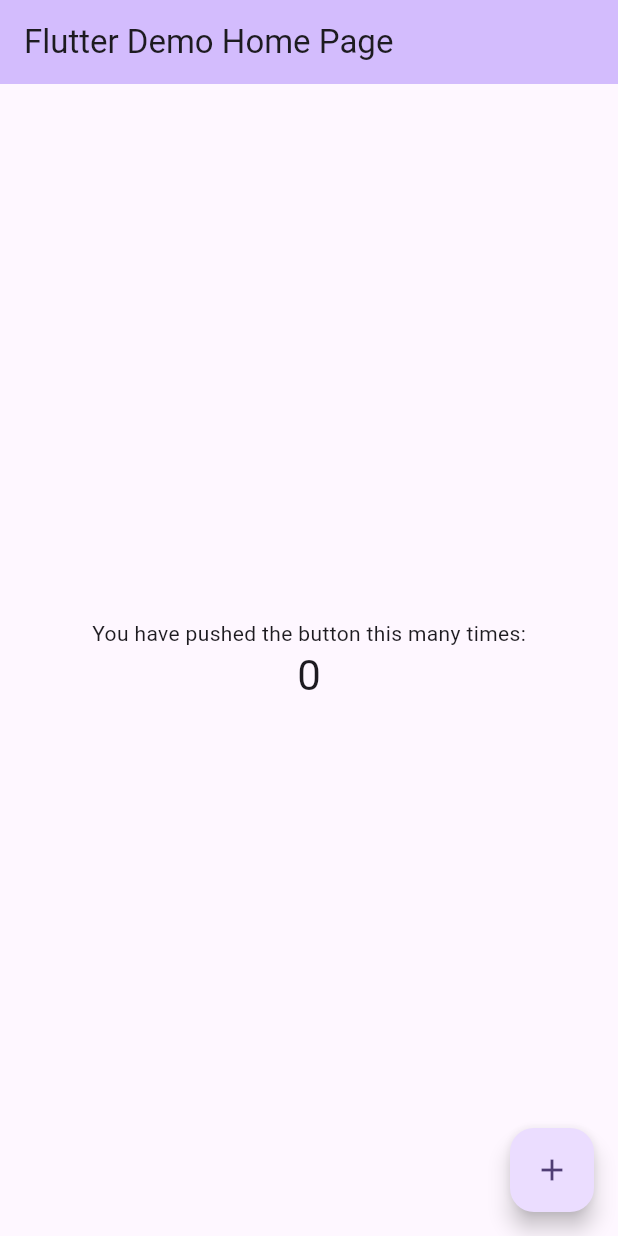
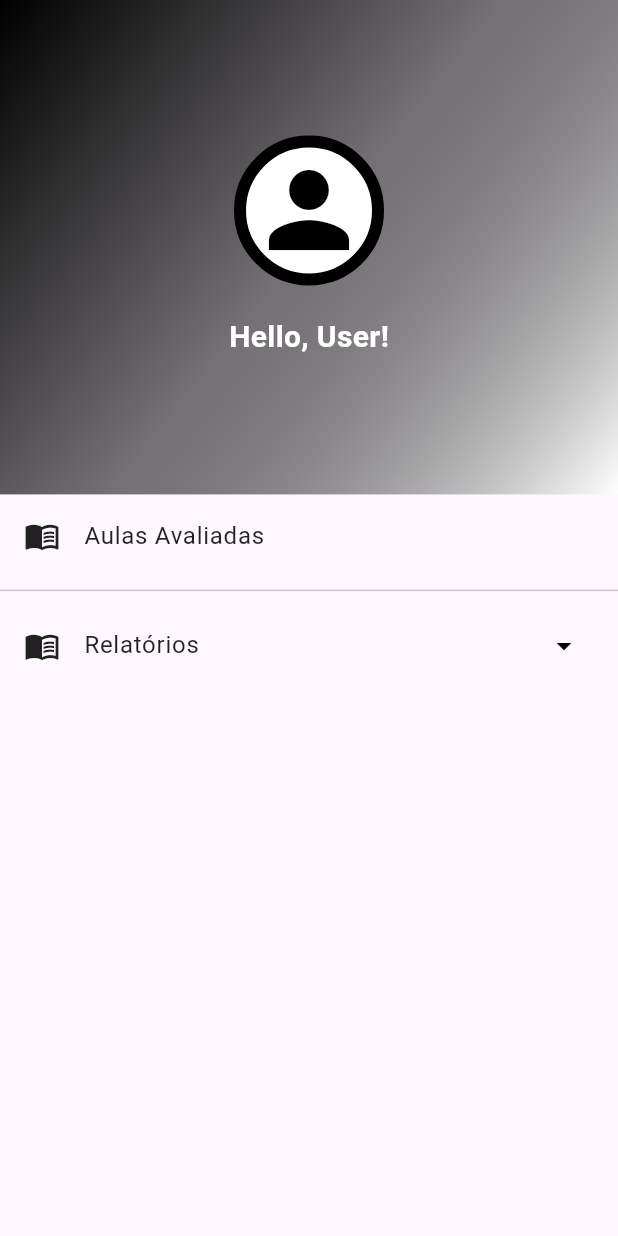
Before and after one commit to thaleslagemann/pgdbapp, a Flutter app: the screen it shows after launch, on a phone screen of 412 x 824 dp. Run offline on Flutter 3.47's test engine with Material 2 defaults, Android fonts, the phone set to English and light mode, and no system bars.

Commit message:
feat: first commit @dev/home-page, create initial home page prototype

```diff
--- /dev/null
+++ b/lib/home-page/home-page.dart
@@ -0,0 +1,146 @@
+// ignore_for_file: avoid_unnecessary_containers, prefer_const_constructors, prefer_const_literals_to_create_immutables
+
+import 'package:flutter/material.dart';
+
+class HomePage extends StatefulWidget {
+  @override
+  HomePageState createState() => HomePageState();
+}
+
+class HomePageState extends State<HomePage> {
+  bool _customTileExpanded = false;
+  @override
+  Widget build(BuildContext context) {
+    return Scaffold(
+        body: SafeArea(
+      child: Stack(children: [
+        Column(
+          mainAxisAlignment: MainAxisAlignment.spaceBetween,
+          mainAxisSize: MainAxisSize.min,
+          children: [
+            Container(
+              decoration: BoxDecoration(
+                gradient: LinearGradient(begin: Alignment.topLeft, end: Alignment.bottomRight, colors: [Colors.black, Colors.black54, Colors.white]),
+              ),
+              height: MediaQuery.of(context).size.height / 2.5 - MediaQuery.of(context).padding.top,
+              child: Row(
+                mainAxisSize: MainAxisSize.max,
+                crossAxisAlignment: CrossAxisAlignment.center,
+                mainAxisAlignment: MainAxisAlignment.center,
+                children: [
+                  Column(
+                    crossAxisAlignment: CrossAxisAlignment.center,
+                    mainAxisAlignment: MainAxisAlignment.center,
+                    children: [
+                      Container(
+                        height: 100,
+                        width: 100,
+                        decoration: BoxDecoration(
+                          border: Border.all(width: 8, color: Colors.black),
+                          borderRadius: BorderRadius.all(Radius.circular(100)),
+                          color: Colors.white,
+                        ),
+                        child: Center(
+                            child: Column(
+                          mainAxisAlignment: MainAxisAlignment.center,
+                          children: [
+                            Icon(
+                              Icons.person,
+                              color: Colors.black,
+                              size: 80,
+                            ),
+                          ],
+                        )),
+                      ),
+                      SizedBox(height: 20),
+                      Center(
+                        child: Text('Hello, User!', style: TextStyle(fontSize: 20, fontWeight: FontWeight.bold, color: Colors.white)),
+                      ),
+                    ],
+                  ),
+                ],
+              ),
+            ),
+            Flexible(
+              child: Row(
+                mainAxisSize: MainAxisSize.max,
+                crossAxisAlignment: CrossAxisAlignment.start,
+                children: [
+                  Expanded(
+                    child: ListView(
+                      shrinkWrap: true,
+                      children: [
+                        ListTile(
+                          leading: Icon(Icons.menu_book, color: Colors.black87),
+                          title: Text('Aulas Avaliadas', style: TextStyle(color: Colors.black87)),
+                        ),
+                        Divider(),
+                        ExpansionTile(
+                          leading: Icon(
+                            Icons.menu_book,
+                            color: Colors.black87,
+                          ),
+                          trailing: Icon(
+                            _customTileExpanded ? Icons.arrow_drop_up : Icons.arrow_drop_down,
+                            color: Colors.black,
+                          ),
+                          iconColor: Colors.black,
+                          textColor: Colors.black,
+                          onExpansionChanged: (value) {
+                            setState(() {
+                              _customTileExpanded = !_customTileExpanded;
+                            });
+                          },
+                          shape: Border.all(width: 0, color: Colors.white),
+                          title: Text('Relatórios', style: TextStyle(color: Colors.black87)),
+                          children: [
+                            Container(
+                                alignment: Alignment.centerLeft,
+                                padding: EdgeInsets.symmetric(horizontal: 40),
+                                child: Column(
+                                  crossAxisAlignment: CrossAxisAlignment.start,
+                                  children: [
+                                    TextButton(
+                                        onPressed: () => {},
+                                        child: Text(
+                                          '> Diários',
+                                          style: TextStyle(fontSize: 16, color: Colors.black54),
+                                          textAlign: TextAlign.start,
+                                        )),
+                                    TextButton(
+                                        onPressed: () => {},
+                                        child: Text(
+                                          '> Semanais',
+                                          style: TextStyle(fontSize: 16, color: Colors.black54),
+                                          textAlign: TextAlign.start,
+                                        )),
+                                    TextButton(
+                                        onPressed: () => {},
+                                        child: Text(
+                                          '> Mensais',
+                                          style: TextStyle(fontSize: 16, color: Colors.black54),
+                                          textAlign: TextAlign.start,
+                                        )),
+                                    TextButton(
+                                        onPressed: () => {},
+                                        child: Text(
+                                          '> Anuais',
+                                          style: TextStyle(fontSize: 16, color: Colors.black54),
+                                          textAlign: TextAlign.start,
+                                        )),
+                                  ],
+                                ))
+                          ],
+                        ),
+                      ],
+                    ),
+                  )
+                ],
+              ),
+            ),
+          ],
+        ),
+      ]),
+    ));
+  }
+}
--- a/lib/main.dart
+++ b/lib/main.dart
@@ -1,4 +1,5 @@
 import 'package:flutter/material.dart';
+import 'home-page/home-page.dart';
 
 void main() {
   runApp(const MyApp());
@@ -13,25 +14,10 @@ class MyApp extends StatelessWidget {
     return MaterialApp(
       title: 'Flutter Demo',
       theme: ThemeData(
-        // This is the theme of your application.
-        //
-        // TRY THIS: Try running your application with "flutter run". You'll see
-        // the application has a blue toolbar. Then, without quitting the app,
-        // try changing the seedColor in the colorScheme below to Colors.green
-        // and then invoke "hot reload" (save your changes or press the "hot
-        // reload" button in a Flutter-supported IDE, or press "r" if you used
-        // the command line to start the app).
-        //
-        // Notice that the counter didn't reset back to zero; the application
-        // state is not lost during the reload. To reset the state, use hot
-        // restart instead.
-        //
-        // This works for code too, not just values: Most code changes can be
-        // tested with just a hot reload.
         colorScheme: ColorScheme.fromSeed(seedColor: Colors.deepPurple),
         useMaterial3: true,
       ),
-      home: const MyHomePage(title: 'Flutter Demo Home Page'),
+      home: HomePage(),
     );
   }
 }
```
